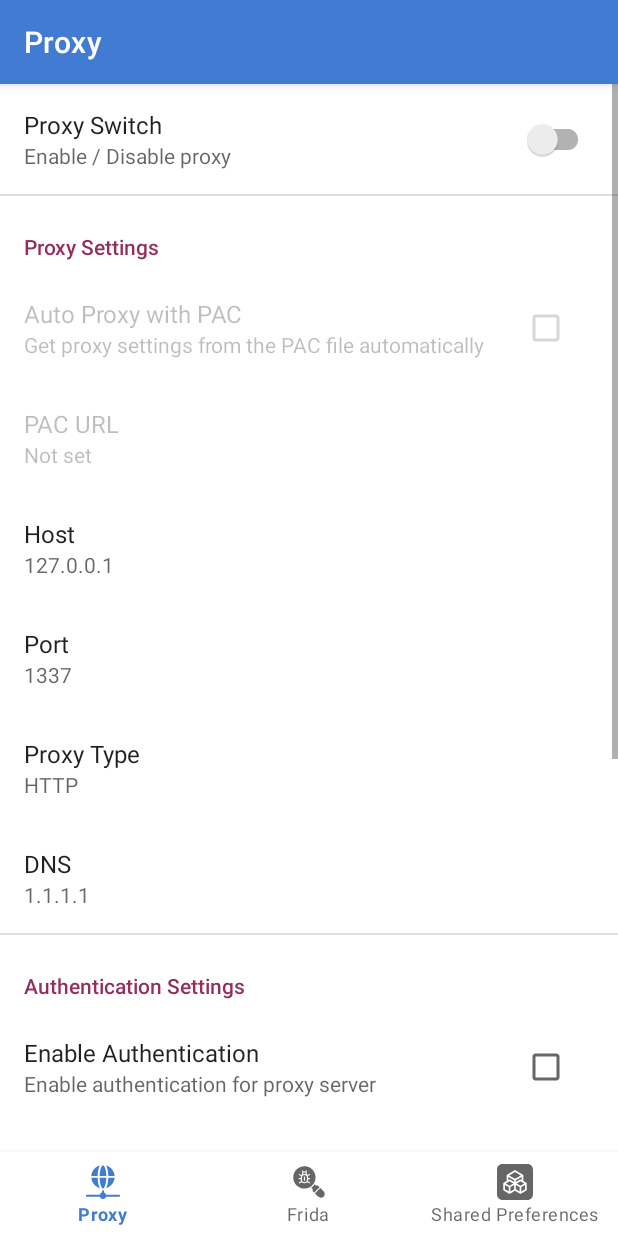
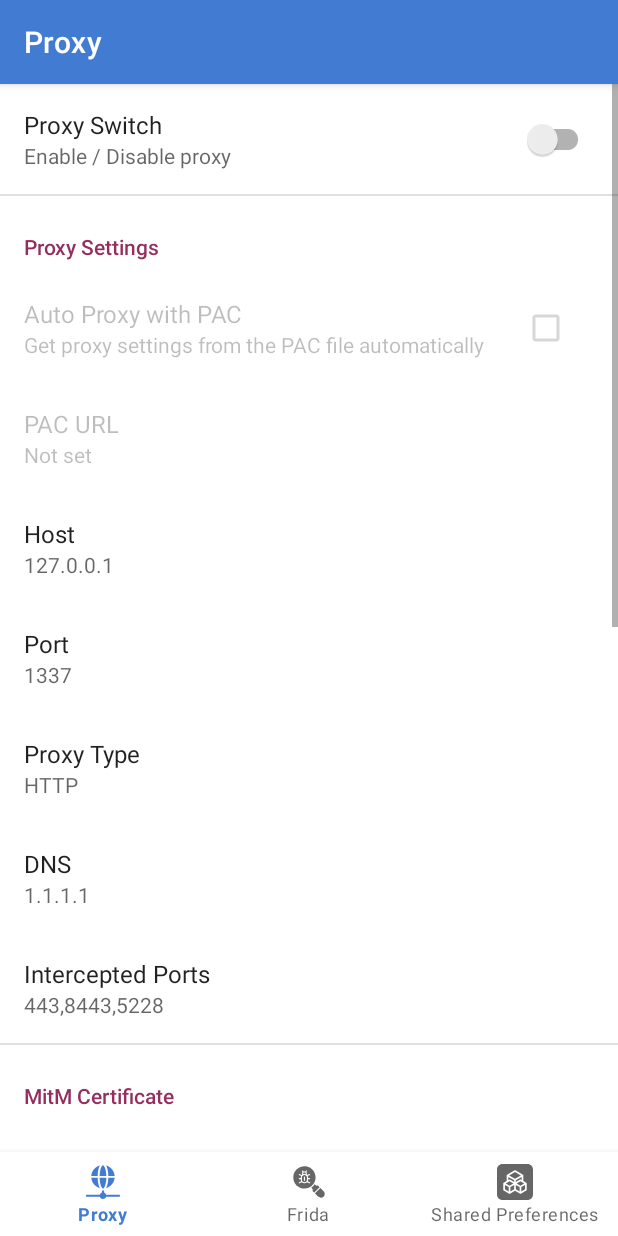
Before and after one commit to bongtrop/ezhz-android, an Android app: the ProxyFragment screen opened directly, with no data from a screen before it, on a phone screen of 412 x 824 dp. Run offline under Robolectric (Android 15) with nearby library versions, the phone set to English and light mode, and no system bars; our stand-ins replace androidx.preference, navigation-ui; 1 statement that could not run was skipped.

Commit message:
feat: Add swipe to update frida tags, add custom port redirect and dnat, add system certificate injection feature

```diff
--- a/app/src/main/java/cc/ggez/ezhz/module/proxy/ProxyFragment.kt
+++ b/app/src/main/java/cc/ggez/ezhz/module/proxy/ProxyFragment.kt
@@ -4,7 +4,9 @@ import android.app.Activity
 import android.content.Intent
 import android.content.SharedPreferences
 import android.os.Bundle
+import android.text.InputType
 import android.util.Log
+import android.view.Gravity
 import androidx.activity.result.ActivityResult
 import androidx.activity.result.contract.ActivityResultContracts
 import androidx.preference.CheckBoxPreference
@@ -30,6 +32,10 @@ class ProxyFragment : PreferenceFragmentCompat(), SharedPreferences.OnSharedPref
     private lateinit var proxyPortText: EditTextPreference
     private lateinit var proxyTypeList: ListPreference
     private lateinit var dnsText: EditTextPreference
+    private lateinit var portsText: EditTextPreference
+
+    private lateinit var certificateFilenameText: EditTextPreference
+    private lateinit var certificateBodyText: EditTextPreference
 
     private lateinit var isAuthCheck: CheckBoxPreference
     private lateinit var authUsernameText: EditTextPreference
@@ -62,6 +68,10 @@ class ProxyFragment : PreferenceFragmentCompat(), SharedPreferences.OnSharedPref
         proxyPortText = findPreference("proxy_port")!!
         proxyTypeList = findPreference("proxy_type")!!
         dnsText = findPreference("proxy_dns")!!
+        portsText = findPreference("proxy_ports")!!
+
+        certificateFilenameText = findPreference("certificate_filename")!!
+        certificateBodyText = findPreference("certificate_body")!!
 
         isAuthCheck = findPreference("auth_enable")!!
         authUsernameText = findPreference("auth_username")!!
@@ -70,6 +80,12 @@ class ProxyFragment : PreferenceFragmentCompat(), SharedPreferences.OnSharedPref
         isTargetGlobalCheck = findPreference("target_global")!!
         targetApps = findPreference("target_apps")!!
         isTargetBypassModeCheck = findPreference("target_bypass_mode")!!
+
+        certificateBodyText.setOnBindEditTextListener {
+            it.setInputType(InputType.TYPE_CLASS_TEXT or InputType.TYPE_TEXT_FLAG_MULTI_LINE)
+            it.setMinLines(10)
+            it.setGravity(Gravity.TOP or Gravity.START)
+        }
 
         // App select
         targetApps.setOnPreferenceClickListener {
@@ -141,6 +157,10 @@ class ProxyFragment : PreferenceFragmentCompat(), SharedPreferences.OnSharedPref
         proxyPortText.isEnabled = false
         proxyTypeList.isEnabled = false
         dnsText.isEnabled = false
+        portsText.isEnabled = false
+
+        certificateFilenameText.isEnabled = false
+        certificateBodyText.isEnabled = false
 
         isAuthCheck.isEnabled = false
         authUsernameText.isEnabled = false
@@ -158,6 +178,10 @@ class ProxyFragment : PreferenceFragmentCompat(), SharedPreferences.OnSharedPref
         proxyPortText.isEnabled = true
         proxyTypeList.isEnabled = true
         dnsText.isEnabled = true
+        portsText.isEnabled = true
+
+        certificateFilenameText.isEnabled = true
+        certificateBodyText.isEnabled = true
 
         isAuthCheck.isEnabled = true
         authUsernameText.isEnabled = true
--- a/app/src/main/java/cc/ggez/ezhz/module/proxy/ProxySingleton.kt
+++ b/app/src/main/java/cc/ggez/ezhz/module/proxy/ProxySingleton.kt
@@ -1,7 +1,6 @@
 package cc.ggez.ezhz.module.proxy
 
 import com.topjohnwu.superuser.Shell
-
 
 class ProxySingleton {
     companion object {
--- a/app/src/main/res/layout/fragment_frida.xml
+++ b/app/src/main/res/layout/fragment_frida.xml
@@ -5,7 +5,10 @@
     android:layout_width="match_parent"
     android:layout_height="match_parent"
     tools:context=".module.frida.FridaFragment">
-
+    <androidx.swiperefreshlayout.widget.SwipeRefreshLayout
+        android:id="@+id/swipeRefreshLayout"
+        android:layout_width="match_parent"
+        android:layout_height="match_parent">
         <androidx.recyclerview.widget.RecyclerView
             android:id="@+id/rv_frida"
             android:layout_width="match_parent"
@@ -15,5 +18,6 @@
             tools:listitem="@layout/item_frida"
             app:layoutManager="androidx.recyclerview.widget.LinearLayoutManager"
             app:layout_constraintStart_toStartOf="parent"/>
+    </androidx.swiperefreshlayout.widget.SwipeRefreshLayout>
 
 </androidx.constraintlayout.widget.ConstraintLayout>
--- a/app/src/main/res/layout/item_frida.xml
+++ b/app/src/main/res/layout/item_frida.xml
@@ -31,7 +31,6 @@
                 android:layout_marginStart="12dp"
                 android:text="@{@string/frida_tag_name(frida.tag.name)}"
                 tools:text="Frida Server v1.2.3"
-                android:ellipsize="end"
                 android:maxLines="1"
                 app:layout_constraintTop_toTopOf="parent"
                 app:layout_constraintBottom_toBottomOf="parent"
--- a/app/src/main/res/xml/setting_proxy.xml
+++ b/app/src/main/res/xml/setting_proxy.xml
@@ -63,6 +63,33 @@
             app:defaultValue="1.1.1.1"
             app:title="DNS" />
 
+        <EditTextPreference
+            app:key="proxy_ports"
+            app:summary="The intercepted ports for proxy service"
+            app:iconSpaceReserved="false"
+            app:useSimpleSummaryProvider="true"
+            app:defaultValue="443,8443,5228"
+            app:title="Intercepted Ports" />
+
+    </PreferenceCategory>
+
+    <PreferenceCategory
+        app:key="authentication_settings"
+        app:iconSpaceReserved="false"
+        app:title="MitM Certificate">
+        <EditTextPreference
+            app:key="certificate_filename"
+            app:summary="The certificate filename of MitM tools"
+            app:iconSpaceReserved="false"
+            app:useSimpleSummaryProvider="true"
+            app:defaultValue="9a5ba575.0"
+            app:title="Filename" />
+        <EditTextPreference
+            app:key="certificate_body"
+            app:summary="The certificate body of MitM tools"
+            app:iconSpaceReserved="false"
+            app:useSimpleSummaryProvider="true"
+            app:title="Content" />
     </PreferenceCategory>
 
     <PreferenceCategory
--- a/build.gradle.kts
+++ b/build.gradle.kts
@@ -1,5 +1,5 @@
 // Top-level build file where you can add configuration options common to all sub-projects/modules.
 plugins {
-    id("com.android.application") version "8.1.0" apply false
-    id("org.jetbrains.kotlin.android") version "1.8.0" apply false
+    id("com.android.application") version "8.9.3" apply false
+    id("org.jetbrains.kotlin.android") version "2.1.0" apply false
 }
--- a/settings.gradle.kts
+++ b/settings.gradle.kts
@@ -5,6 +5,9 @@ pluginManagement {
         gradlePluginPortal()
 
     }
+}
+plugins {
+    id("org.gradle.toolchains.foojay-resolver-convention") version "0.8.0"
 }
 dependencyResolutionManagement {
     repositoriesMode.set(RepositoriesMode.FAIL_ON_PROJECT_REPOS)
```
Also changed, not shown: app/build.gradle.kts (+23 -18 lines), app/src/main/java/cc/ggez/ezhz/SplashActivity.kt (+9 -3 lines), app/src/main/java/cc/ggez/ezhz/module/frida/FridaFragment.kt (+13 -4 lines), app/src/main/java/cc/ggez/ezhz/module/frida/FridaViewModel.kt (+26 -11 lines), app/src/main/java/cc/ggez/ezhz/module/proxy/ProxyProfile.kt (+29 -0 lines), app/src/main/java/cc/ggez/ezhz/module/proxy/ProxyService.kt (+85 -2 lines), gradle/wrapper/gradle-wrapper.properties, 3 other files. Lines whose indentation alone changed are shown as unchanged.
